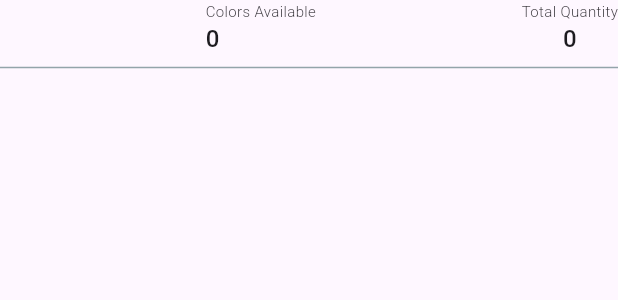
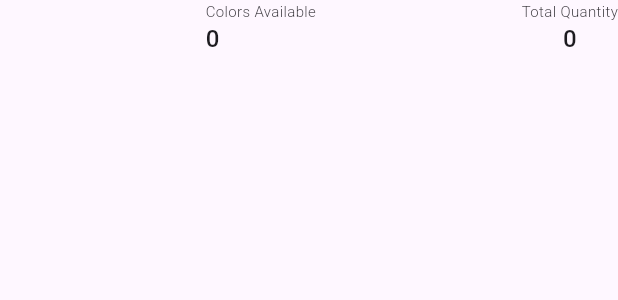
Before and after one commit to umairliaqat33/shoe_shop, a Flutter app: the ArticleCardWidget widget shown alone on an empty page, opened directly with empty values, on a phone screen of 412 x 824 dp. Shown: the top 300 px of the screen. Run offline on Flutter 3.47's test engine with Material 3 defaults, Android fonts, the phone set to English and light mode, and no system bars; our stand-ins replace cloud_firestore, file_picker, firebase_auth, firebase_core, firebase_storage, fluttertoast and 1 more; accounts and stored records are empty.

Commit message:
added condition for first tile of dropdown, working on homescreen to show data

```diff
--- a/lib/views/screens/article_data_adding_screen.dart/article_data_adding_screen.dart
+++ b/lib/views/screens/article_data_adding_screen.dart/article_data_adding_screen.dart
@@ -3,6 +3,7 @@
 import 'dart:developer';
 
 import 'package:flutter/material.dart';
+import 'package:fluttertoast/fluttertoast.dart';
 
 import 'package:shoe_shop/config/size_config.dart';
 import 'package:shoe_shop/models/article_size_model/article_size_model.dart';
@@ -150,7 +151,10 @@ class _ArticleDataAddingScreenState extends State<ArticleDataAddingScreen> {
     FocusScope.of(context).unfocus();
 
     var result;
-    if (selectedItem != 'Custom Size') {
+    if (selectedItem == 'Select a Size') {
+      Fluttertoast.showToast(msg: "Please select a valid size");
+      return;
+    } else if (selectedItem != 'Custom Size') {
       result = await Navigator.of(context).push(
         MaterialPageRoute(
           builder: (context) => SizeColorsAddingScreen(
--- a/lib/views/screens/home_screen/components/article_card_upper_widget.dart
+++ /dev/null
@@ -1,54 +0,0 @@
-import 'package:flutter/material.dart';
-import 'package:shoe_shop/views/screens/home_screen/components/card_label_widget.dart';
-import 'package:shoe_shop/views/screens/home_screen/components/card_rate_widget.dart';
-
-class ArcticleCardUpperWidget extends StatelessWidget {
-  const ArcticleCardUpperWidget({
-    super.key,
-    required this.articleNumber,
-    required this.totalColors,
-    required this.totalQuantity,
-  });
-  final String articleNumber;
-  final int totalColors;
-  final int totalQuantity;
-
-  @override
-  Widget build(BuildContext context) {
-    return Row(
-      crossAxisAlignment: CrossAxisAlignment.start,
-      mainAxisAlignment: MainAxisAlignment.spaceBetween,
-      children: [
-        Text(
-          articleNumber,
-          style: const TextStyle(
-            fontWeight: FontWeight.bold,
-            fontSize: 20,
-            overflow: TextOverflow.ellipsis,
-          ),
-        ),
-        Column(
-          crossAxisAlignment: CrossAxisAlignment.start,
-          children: [
-            const CardLabelWidget(
-              label: 'Colors Available',
-            ),
-            CardUpperValueWidget(
-              rate: totalColors.toString(),
-            ),
-          ],
-        ),
-        Column(
-          children: [
-            const CardLabelWidget(
-              label: 'Total Quantity',
-            ),
-            CardUpperValueWidget(
-              rate: totalQuantity.toString(),
-            ),
-          ],
-        )
-      ],
-    );
-  }
-}
--- a/lib/views/screens/home_screen/components/article_card_widget.dart
+++ b/lib/views/screens/home_screen/components/article_card_widget.dart
@@ -1,57 +1,54 @@
 import 'package:flutter/material.dart';
-import 'package:shoe_shop/utils/colors.dart';
-import 'package:shoe_shop/views/screens/home_screen/components/article_card_upper_widget.dart';
+import 'package:shoe_shop/views/screens/home_screen/components/card_label_widget.dart';
+import 'package:shoe_shop/views/screens/home_screen/components/card_rate_widget.dart';
 
 class ArticleCardWidget extends StatelessWidget {
   const ArticleCardWidget({
     super.key,
-    required this.articleName,
-    required this.deleteFunction,
-    required this.editFunction,
+    required this.articleNumber,
     required this.totalColors,
     required this.totalQuantity,
   });
-  final String articleName;
+  final String articleNumber;
+  final int totalColors;
   final int totalQuantity;
-  final int totalColors;
-  final VoidCallback deleteFunction;
-  final VoidCallback editFunction;
 
   @override
   Widget build(BuildContext context) {
-    return Wrap(
+    return Row(
+      crossAxisAlignment: CrossAxisAlignment.start,
+      mainAxisAlignment: MainAxisAlignment.spaceBetween,
       children: [
-        ArcticleCardUpperWidget(
-          articleNumber: articleName,
-          totalColors: totalColors,
-          totalQuantity: totalQuantity,
+        Text(
+          articleNumber,
+          style: const TextStyle(
+            fontWeight: FontWeight.bold,
+            fontSize: 20,
+            overflow: TextOverflow.ellipsis,
+          ),
         ),
-        const Divider(
-          color: lightGrey,
+        Column(
+          crossAxisAlignment: CrossAxisAlignment.start,
+          children: [
+            const CardLabelWidget(
+              label: 'Colors Available',
+            ),
+            CardUpperValueWidget(
+              rate: totalColors.toString(),
+            ),
+          ],
         ),
+        Column(
+          children: [
+            const CardLabelWidget(
+              label: 'Total Quantity',
+            ),
+            CardUpperValueWidget(
+              rate: totalQuantity.toString(),
+            ),
+          ],
+        )
       ],
     );
   }
-
-// SizedBox(
-//                   width: 50,
-//                   child: Column(
-//                     children: [
-//                       IconButton(
-//                         onPressed: () => deleteFunction(),
-//                         icon: const Icon(
-//                           Icons.delete_rounded,
-//                           color: lightGrey,
-//                         ),
-//                       ),
-//                       IconButton(
-//                         onPressed: () => editFunction(),
-//                         icon: const Icon(
-//                           Icons.edit,
-//                           color: lightGrey,
-//                         ),
-//                       ),
-//                     ],
-//                   ),
-//                 ),
 }
--- a/lib/views/screens/size_colors_adding_screen/size_colors_adding_screen.dart
+++ b/lib/views/screens/size_colors_adding_screen/size_colors_adding_screen.dart
@@ -136,7 +136,11 @@ class _SizeColorsAddingScreenState extends State<SizeColorsAddingScreen> {
                       setState(() {
                         _selectedItem = value!;
                       });
-                      if (!_checkIfColorExist(_selectedItem)) {
+                      if (_selectedItem == 'Select a Color') {
+                        Fluttertoast.showToast(
+                            msg: "Please select a valid color");
+                        return;
+                      } else if (!_checkIfColorExist(_selectedItem)) {
                         _articleSizeColorModelList.add(
                           ArticleSizeColorModel(
                             color: _checkColor(_selectedItem),
```
Also changed, not shown: lib/views/screens/home_screen/home_screen.dart (+65 -8 lines).
